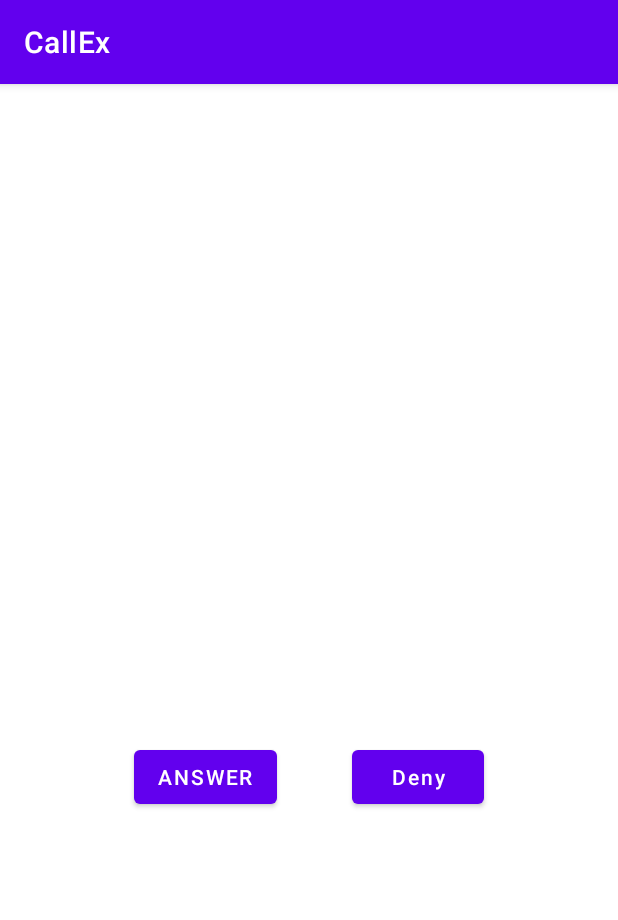
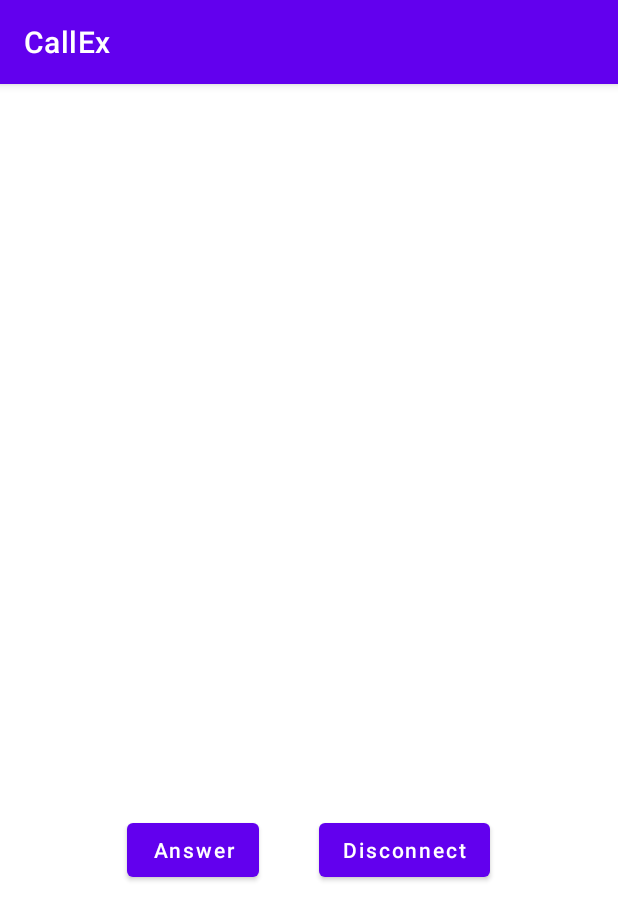
Before and after one commit to HYUNJUNEPARK/CallManager, an Android app: the CallActivity screen opened directly, with no data from a screen before it, on a phone screen of 412 x 824 dp. Shown: the top 920 px of the screen. Run offline under Robolectric (Android 15) with nearby library versions, the phone set to English and light mode, and no system bars; our stand-ins replace data binding.

Commit message:
feat: answerCall() / disconnectCall() 추가

```diff
--- a/CallModule/src/main/java/com/module/callex/util/CallUtil.kt
+++ b/CallModule/src/main/java/com/module/callex/util/CallUtil.kt
@@ -16,6 +16,7 @@ import androidx.core.net.toUri
 class CallUtil(private val context: Context) {
     companion object {
         const val REQUEST_PERMISSION = 0
+        const val TAG = "testLog"
     }
 
     //현재 앱이 기본 전화앱으로 설정되어있는지 확인해준다.
--- a/app/src/main/java/com/module/callex/MainActivity.kt
+++ b/app/src/main/java/com/module/callex/MainActivity.kt
@@ -14,6 +14,7 @@ import com.module.callex.ui.CallLogViewModel
 import com.module.callex.ui.CallViewModel.Companion.uiCallState
 import com.module.callex.ui.ContactViewModel
 import com.module.callex.util.CallUtil
+import com.module.callex.util.CallUtil.Companion.TAG
 import com.module.callex.util.Permission
 
 class MainActivity : AppCompatActivity() {
@@ -37,7 +38,7 @@ class MainActivity : AppCompatActivity() {
 
         //TODO check owner
         uiCallState.observe(this) { callState ->
-            Log.d("testLog", "$callState")
+            Log.d(TAG, "uiCallState.observe $callState")
 
             if (callState == Call.STATE_DIALING) {
                 val intent = Intent(this, CallActivity::class.java)
--- a/app/src/main/res/layout/activity_call.xml
+++ b/app/src/main/res/layout/activity_call.xml
@@ -28,20 +28,21 @@
             android:layout_width="wrap_content"
             android:layout_height="wrap_content"
             android:text="@{callState}"
-            android:textSize="20dp"
+            android:textSize="24dp"
             android:textStyle="bold"
             app:layout_constraintBottom_toBottomOf="parent"
             app:layout_constraintEnd_toEndOf="parent"
             app:layout_constraintStart_toStartOf="parent"
             app:layout_constraintTop_toTopOf="parent"
+            app:layout_constraintVertical_bias="0.3"
             tools:text="통화 중" />
 
         <LinearLayout
             android:layout_width="match_parent"
             android:layout_height="wrap_content"
-            android:layout_marginTop="40dp"
             android:gravity="center"
             android:orientation="horizontal"
+            app:layout_constraintBottom_toBottomOf="parent"
             app:layout_constraintEnd_toEndOf="parent"
             app:layout_constraintStart_toStartOf="parent"
             app:layout_constraintTop_toBottomOf="@id/callStateTextView">
@@ -50,14 +51,18 @@
                 android:id="@+id/answer_button"
                 android:layout_width="wrap_content"
                 android:layout_height="wrap_content"
-                android:layout_marginRight="50dp"
-                android:text="Answer" />
+                android:layout_margin="20dp"
+                android:onClick="@{()->callViewModel.answerCall()}"
+                android:text="Answer"
+                android:textAllCaps="false" />
 
             <Button
                 android:id="@+id/hangup_button"
                 android:layout_width="wrap_content"
                 android:layout_height="wrap_content"
-                android:text="Deny"
+                android:layout_margin="20dp"
+                android:onClick="@{()->callViewModel.disconnectCall()}"
+                android:text="Disconnect"
                 android:textAllCaps="false" />
         </LinearLayout>
 
```
Also changed, not shown: CallModule/src/main/java/com/module/callex/service/CallService.kt (+7 -3 lines), CallModule/src/main/java/com/module/callex/ui/CallViewModel.kt (+7 -9 lines).
